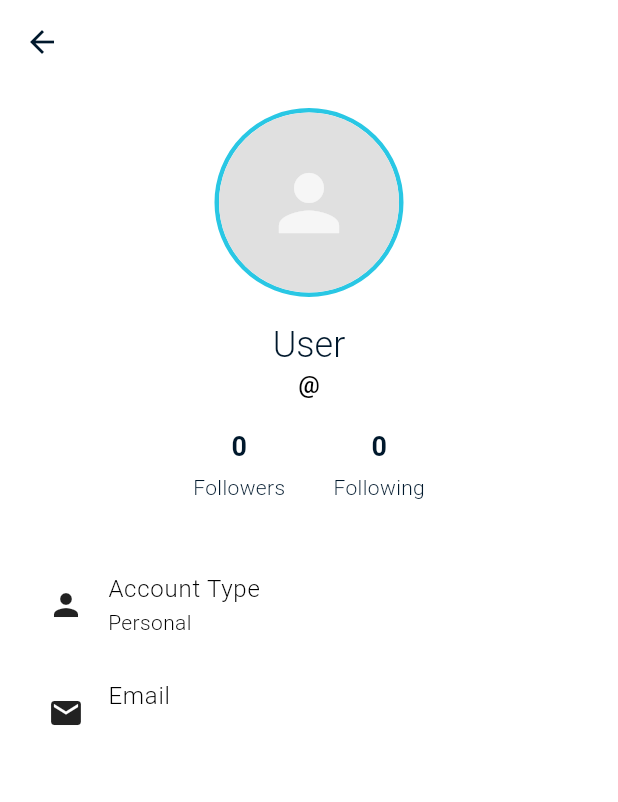
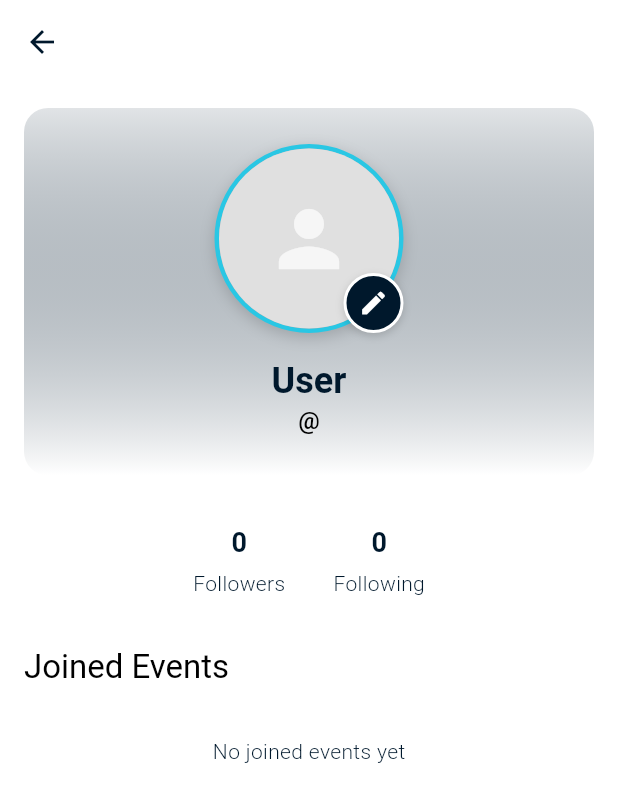
Before and after one commit to Medin-Sileshi/yetuga, a Flutter app: the ProfileScreen screen opened directly, on a phone screen of 412 x 824 dp. Shown: the top 802 px of the screen. Run offline on Flutter 3.47's test engine with Material 3 defaults, Android fonts, the phone set to English and light mode, and no system bars; our stand-ins replace cached_network_image, cloud_firestore, connectivity_plus, firebase_auth, firebase_core, firebase_messaging and 12 more; missing offline and left inert: mobile_scanner; accounts and stored records are empty.

Commit message:
Merged profile_screen.dart file from the profile_screen branch

```diff
--- a/lib/screens/profile/profile_screen.dart
+++ b/lib/screens/profile/profile_screen.dart
@@ -4,13 +4,17 @@ import 'package:flutter/material.dart';
 import 'package:flutter_riverpod/flutter_riverpod.dart';
 import 'package:yetuga/providers/firebase_provider.dart';
 
+import '../../models/event_model.dart';
 import '../../models/onboarding_data.dart';
 import '../../providers/auth_provider.dart';
 import '../../providers/onboarding_provider.dart';
+import '../../providers/service_providers.dart';
 import '../../providers/user_cache_provider.dart';
 import '../../services/follow_service.dart';
 import '../../utils/logger.dart';
 import '../../utils/confirmation_dialog.dart';
+import '../../widgets/event_feed_card.dart';
+import '../../widgets/profile_image_picker_dialog.dart';
 
 class ProfileScreen extends ConsumerStatefulWidget {
   final String? userId; // Optional userId parameter, if null shows current user's profile
@@ -158,9 +162,34 @@ class _ProfileScreenState extends ConsumerState<ProfileScreen> {
               child: Column(
                 crossAxisAlignment: CrossAxisAlignment.center,
                 children: [
-                  // Profile image
+                  // Profile header with improved design
+                  Container(
+                    width: double.infinity,
+                    padding: const EdgeInsets.symmetric(vertical: 24.0, horizontal: 16.0),
+                    decoration: BoxDecoration(
+                      gradient: LinearGradient(
+                        begin: Alignment.topCenter,
+                        end: Alignment.bottomCenter,
+                        colors: [
+                          _isBusinessAccount(user, onboardingData, ref)
+                              ? const Color(0xFFFFD700).withAlpha(50) // Gold tint for business accounts
+                              : Theme.of(context).colorScheme.primary.withAlpha(30),
+                          Theme.of(context).scaffoldBackgroundColor,
+                        ],
+                      ),
+                      borderRadius: BorderRadius.circular(16),
+                    ),
+                    child: Column(
+                      children: [
+                        // Profile image with edit button for current user
                         Center(
-                    child: Container(
+                          child: GestureDetector(
+                            onTap: widget.userId == null && user != null
+                                ? () => _showProfileImagePickerDialog(context, user, onboardingData)
+                                : null,
+                            child: Stack(
+                              children: [
+                                Container(
                                   decoration: BoxDecoration(
                                     shape: BoxShape.circle,
                                     border: Border.all(
@@ -169,20 +198,50 @@ class _ProfileScreenState extends ConsumerState<ProfileScreen> {
                                           : Theme.of(context).colorScheme.secondary,
                                       width: 3,
                                     ),
-                        boxShadow: _isBusinessAccount(user, onboardingData, ref)
-                            ? [
+                                    boxShadow: [
                                       BoxShadow(
-                                  color: const Color(0xFFFFD700).withAlpha(128),
-                                  blurRadius: 10,
-                                  spreadRadius: 2,
-                                )
-                              ]
-                            : null,
+                                        color: Colors.black.withAlpha(40),
+                                        blurRadius: 8,
+                                        offset: const Offset(0, 3),
+                                      ),
+                                    ],
                                   ),
                                   child: CircleAvatar(
                                     radius: 60, // Larger for profile page
                                     backgroundColor: Colors.grey[300],
                                     child: _getUserProfileImage(user, onboardingData, ref),
+                                  ),
+                                ),
+                                // Edit button overlay (only for current user's profile)
+                                if (widget.userId == null && user != null)
+                                  Positioned(
+                                    right: 0,
+                                    bottom: 0,
+                                    child: Container(
+                                      padding: const EdgeInsets.all(8),
+                                      decoration: BoxDecoration(
+                                        color: Theme.of(context).colorScheme.primary,
+                                        shape: BoxShape.circle,
+                                        boxShadow: [
+                                          BoxShadow(
+                                            color: Colors.black.withAlpha(40),
+                                            blurRadius: 4,
+                                            offset: const Offset(0, 2),
+                                          ),
+                                        ],
+                                        border: Border.all(
+                                          color: Theme.of(context).scaffoldBackgroundColor,
+                                          width: 2,
+                                        ),
+                                      ),
+                                      child: Icon(
+                                        Icons.edit,
+                                        size: 20,
+                                        color: Theme.of(context).colorScheme.onPrimary,
+                                      ),
+                                    ),
+                                  ),
+                              ],
                             ),
                           ),
                         ),
@@ -191,7 +250,10 @@ class _ProfileScreenState extends ConsumerState<ProfileScreen> {
                         // Display name
                         Text(
                           _getUserDisplayName(user, onboardingData, ref),
-                    style: Theme.of(context).textTheme.headlineMedium,
+                          style: Theme.of(context).textTheme.headlineMedium?.copyWith(
+                            fontWeight: FontWeight.bold,
+                          ),
+                          textAlign: TextAlign.center,
                         ),
 
                         // Username
@@ -200,7 +262,35 @@ class _ProfileScreenState extends ConsumerState<ProfileScreen> {
                           style: Theme.of(context).textTheme.titleMedium?.copyWith(
                                 color: Theme.of(context).textTheme.bodySmall?.color,
                               ),
+                          textAlign: TextAlign.center,
                         ),
+
+                        // Account type badge
+                        if (_isBusinessAccount(user, onboardingData, ref))
+                          Container(
+                            margin: const EdgeInsets.only(top: 8),
+                            padding: const EdgeInsets.symmetric(horizontal: 12, vertical: 4),
+                            decoration: BoxDecoration(
+                              color: const Color(0xFFFFD700).withAlpha(50),
+                              borderRadius: BorderRadius.circular(16),
+                              border: Border.all(
+                                color: const Color(0xFFFFD700),
+                                width: 1,
+                              ),
+                            ),
+                            child: const Text(
+                              'Business Account',
+                              style: TextStyle(
+                                color: Color(0xFFFFD700),
+                                fontWeight: FontWeight.bold,
+                                fontSize: 12,
+                              ),
+                            ),
+                          ),
+                      ],
+                    ),
+                  ),
+                  const SizedBox(height: 16),
 
                   // Follow/Unfollow button (only show when viewing other profiles)
                   if (widget.userId != null && ref.read(currentUserProvider) != null)
@@ -222,91 +312,8 @@ class _ProfileScreenState extends ConsumerState<ProfileScreen> {
                     ),
                   ),
 
-                  const SizedBox(height: 16),
-
-                  // Account type
-                  ListTile(
-                    leading: Icon(
-                      _isBusinessAccount(user, onboardingData, ref)
-                          ? Icons.business
-                          : Icons.person,
-                      color: Theme.of(context).iconTheme.color,
-                    ),
-                    title: const Text('Account Type'),
-                    subtitle: Text(
-                      _isBusinessAccount(user, onboardingData, ref)
-                          ? 'Business'
-                          : 'Personal',
-                    ),
-                  ),
-
-                  // Email
-                  if (user?.email != null || (_userData != null && _userData!['email'] != null))
-                    ListTile(
-                      leading: Icon(
-                        Icons.email,
-                        color: Theme.of(context).iconTheme.color,
-                      ),
-                      title: const Text('Email'),
-                      subtitle: Text(
-                        user?.email ?? _userData!['email'] ?? 'Not available',
-                      ),
-                    ),
-
-                  // Phone number
-                  if (onboardingData?.phoneNumber != null || (_userData != null && _userData!['phoneNumber'] != null))
-                    ListTile(
-                      leading: Icon(
-                        Icons.phone,
-                        color: Theme.of(context).iconTheme.color,
-                      ),
-                      title: const Text('Phone'),
-                      subtitle: Text(
-                        onboardingData?.phoneNumber ?? _userData!['phoneNumber'] ?? 'Not available',
-                      ),
-                    ),
-
-                  // Birthday or Established date
-                  if (_hasBirthdayOrEstablishedDate(user, onboardingData))
-                    ListTile(
-                      leading: Icon(
-                        _isBusinessAccount(user, onboardingData, ref)
-                            ? Icons.calendar_today
-                            : Icons.cake,
-                        color: Theme.of(context).iconTheme.color,
-                      ),
-                      title: Text(
-                        _isBusinessAccount(user, onboardingData, ref)
-                            ? 'Established'
-                            : 'Birthday',
-                      ),
-                      subtitle: Text(
-                        _getFormattedDate(user, onboardingData),
-                      ),
-                    ),
-
-                  // Interests or Business types
-                  Builder(builder: (context) {
-                    final List<String> interests = _getInterestsOrBusinessTypes(user, onboardingData);
-                    if (interests.isNotEmpty) {
-                      return ListTile(
-                        leading: Icon(
-                          _isBusinessAccount(user, onboardingData, ref)
-                              ? Icons.category
-                              : Icons.interests,
-                          color: Theme.of(context).iconTheme.color,
-                        ),
-                        title: Text(
-                          _isBusinessAccount(user, onboardingData, ref)
-                              ? 'Business Types'
-                              : 'Interests',
-                        ),
-                        subtitle: Text(interests.join(', ')),
-                      );
-                    } else {
-                      return const SizedBox.shrink(); // Empty widget if no interests
-                    }
-                  }),
+                  // Joined Events Section (without divider)
+                  _buildJoinedEventsSection(),
                 ],
               ),
             ),
@@ -423,99 +430,7 @@ class _ProfileScreenState extends ConsumerState<ProfileScreen> {
     return 'username';
   }
 
-  // Helper method to check if user has birthday or established date
-  bool _hasBirthdayOrEstablishedDate(User? user, OnboardingData? onboardingData) {
-    if (onboardingData?.birthday != null) {
-      return true;
-    }
 
-    if (_userData != null) {
-      // Check for birthday or establishedDate in Firestore data
-      if (_userData!.containsKey('birthday') && _userData!['birthday'] != null) {
-        return true;
-      }
-      if (_userData!.containsKey('establishedDate') && _userData!['establishedDate'] != null) {
-        return true;
-      }
-    }
-
-    return false;
-  }
-
-  // Helper method to get formatted date
-  String _getFormattedDate(User? user, OnboardingData? onboardingData) {
-    // First try to get from onboarding data
-    if (onboardingData?.birthday != null) {
-      return _formatDate(onboardingData!.birthday!);
-    }
-
-    // Then try to get from Firestore data
-    if (_userData != null) {
-      if (_userData!.containsKey('birthday') && _userData!['birthday'] != null) {
-        final timestamp = _userData!['birthday'] as dynamic;
-        if (timestamp is DateTime) {
-          return _formatDate(timestamp);
-        } else if (timestamp.runtimeType.toString().contains('Timestamp')) {
-          // Handle Firestore Timestamp
-          final seconds = timestamp.seconds as int;
-          final nanoseconds = timestamp.nanoseconds as int;
-          final dateTime = DateTime.fromMillisecondsSinceEpoch(
-            seconds * 1000 + (nanoseconds / 1000000).round(),
-          );
-          return _formatDate(dateTime);
-        }
-      }
-
-      if (_userData!.containsKey('establishedDate') && _userData!['establishedDate'] != null) {
-        final timestamp = _userData!['establishedDate'] as dynamic;
-        if (timestamp is DateTime) {
-          return _formatDate(timestamp);
-        } else if (timestamp.runtimeType.toString().contains('Timestamp')) {
-          // Handle Firestore Timestamp
-          final seconds = timestamp.seconds as int;
-          final nanoseconds = timestamp.nanoseconds as int;
-          final dateTime = DateTime.fromMillisecondsSinceEpoch(
-            seconds * 1000 + (nanoseconds / 1000000).round(),
-          );
-          return _formatDate(dateTime);
-        }
-      }
-    }
-
-    return 'Not available';
-  }
-
-  // Helper method to get interests or business types
-  List<String> _getInterestsOrBusinessTypes(User? user, OnboardingData? onboardingData) {
-    // First try to get from onboarding data
-    if (onboardingData?.interests != null && onboardingData!.interests!.isNotEmpty) {
-      return onboardingData.interests!;
-    }
-
-    // Then try to get from Firestore data
-    if (_userData != null) {
-      if (_userData!.containsKey('interests') && _userData!['interests'] != null) {
-        final interests = _userData!['interests'] as List<dynamic>?;
-        if (interests != null) {
-          return interests.map((e) => e.toString()).toList();
-        }
-      }
-
-      if (_userData!.containsKey('businessTypes') && _userData!['businessTypes'] != null) {
-        final businessTypes = _userData!['businessTypes'] as List<dynamic>?;
-        if (businessTypes != null) {
-          return businessTypes.map((e) => e.toString()).toList();
-        }
-      }
-    }
-
-    return [];
-  }
-
-  // Helper method to format date
-  String _formatDate(DateTime date) {
-    return '${date.day}/${date.month}/${date.year}';
-  }
 
   // Build follow/unfollow button
   Widget _buildFollowButton() {
@@ -549,6 +464,127 @@ class _ProfileScreenState extends ConsumerState<ProfileScreen> {
         ),
         const SizedBox(height: 4),
         Text(label),
+      ],
+    );
+  }
+
+  // Show profile image picker bottom sheet
+  Future<void> _showProfileImagePickerDialog(BuildContext context, User user, OnboardingData? onboardingData) async {
+    // Get current profile image URL
+    String? currentImageUrl;
+    if (onboardingData != null && onboardingData.profileImageUrl != null) {
+      currentImageUrl = onboardingData.profileImageUrl;
+    } else if (user.photoURL != null) {
+      currentImageUrl = user.photoURL;
+    }
+
+    // Show the bottom sheet
+    final result = await showModalBottomSheet<bool>(
+      context: context,
+      isScrollControlled: true,
+      shape: const RoundedRectangleBorder(
+        borderRadius: BorderRadius.vertical(top: Radius.circular(16)),
+      ),
+      builder: (context) => ProfileImagePickerDialog(
+        currentImageUrl: currentImageUrl,
+      ),
+    );
+
+    // If the image was updated successfully, refresh the profile data
+    if (result == true && mounted) {
+      // Clear the Flutter image cache to ensure the UI updates with the new image
+      PaintingBinding.instance.imageCache.clear();
+      PaintingBinding.instance.imageCache.clearLiveImages();
+      Logger.d('ProfileScreen', 'Cleared Flutter image cache after profile image update');
+
+      // Clear the user's image cache
+      final userCacheService = ref.read(userCacheServiceProvider);
+      await userCacheService.clearImageCache(user.uid);
+      Logger.d('ProfileScreen', 'Cleared user image cache for: ${user.uid}');
+
+      setState(() {
+        _isLoading = true;
+      });
+
+      // Reload user data
+      await _loadUserData();
+
+      // Force a rebuild of the UI with a new timestamp to ensure fresh image loading
+      if (mounted) {
+        setState(() {});
+      }
+    }
+  }
+
+
+
+  // Build the joined events section
+  Widget _buildJoinedEventsSection() {
+    // Get the user ID (current user or profile user)
+    final userId = widget.userId ?? ref.read(currentUserProvider)?.uid;
+
+    if (userId == null) {
+      return const SizedBox.shrink();
+    }
+
+    // Get the event service
+    final eventService = ref.read(eventServiceProvider);
+
+    return Column(
+      crossAxisAlignment: CrossAxisAlignment.start,
+      children: [
+        Padding(
+          padding: const EdgeInsets.symmetric(vertical: 16.0),
+          child: Text(
+            'Joined Events',
+            style: Theme.of(context).textTheme.titleLarge,
+          ),
+        ),
+
+        // Stream builder for joined events
+        StreamBuilder<List<EventModel>>(
+          stream: eventService.getJoinedEvents(limit: 10),
+          builder: (context, snapshot) {
+            if (snapshot.connectionState == ConnectionState.waiting) {
+              return const Center(child: CircularProgressIndicator());
+            }
+
+            if (snapshot.hasError) {
+              return Center(child: Text('Error: ${snapshot.error}'));
+            }
+
+            final events = snapshot.data ?? [];
+
+            if (events.isEmpty) {
+              return const Center(
+                child: Padding(
+                  padding: EdgeInsets.all(16.0),
+                  child: Text('No joined events yet'),
+                ),
+              );
+            }
+
+            return ListView.builder(
+              shrinkWrap: true,
+              physics: const NeverScrollableScrollPhysics(),
+              itemCount: events.length,
+              itemBuilder: (context, index) {
+                final event = events[index];
+                return EventFeedCard(
+                  event: event,
+                  onJoin: () {
+                    // Handle join action
+                    ScaffoldMessenger.of(context).showSnackBar(
+                      const SnackBar(content: Text('You are already joined to this event')),
+                    );
+                  },
+                  onIgnore: null, // Disable ignore button for joined events
+                  disableIgnore: true, // Gray out the ignore button
+                );
+              },
+            );
+          },
+        ),
       ],
     );
   }
```
Lines whose indentation alone changed are shown as unchanged.
